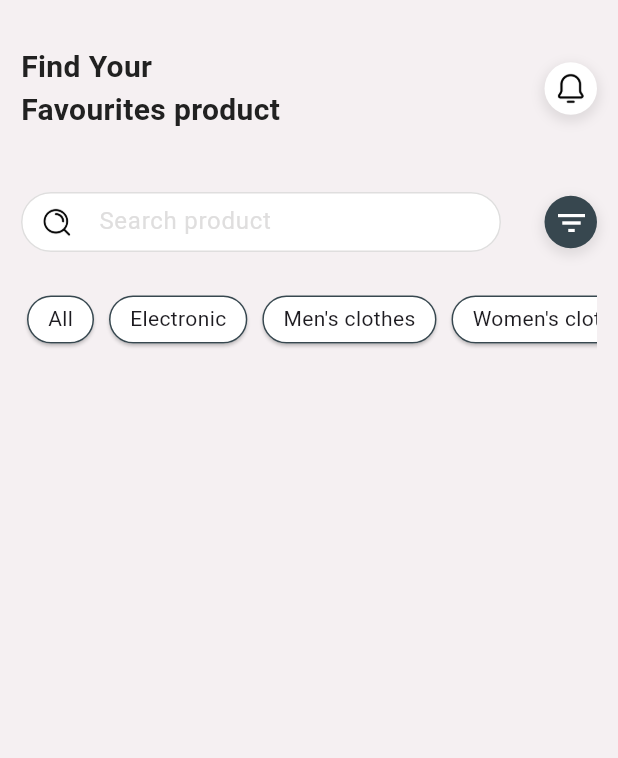
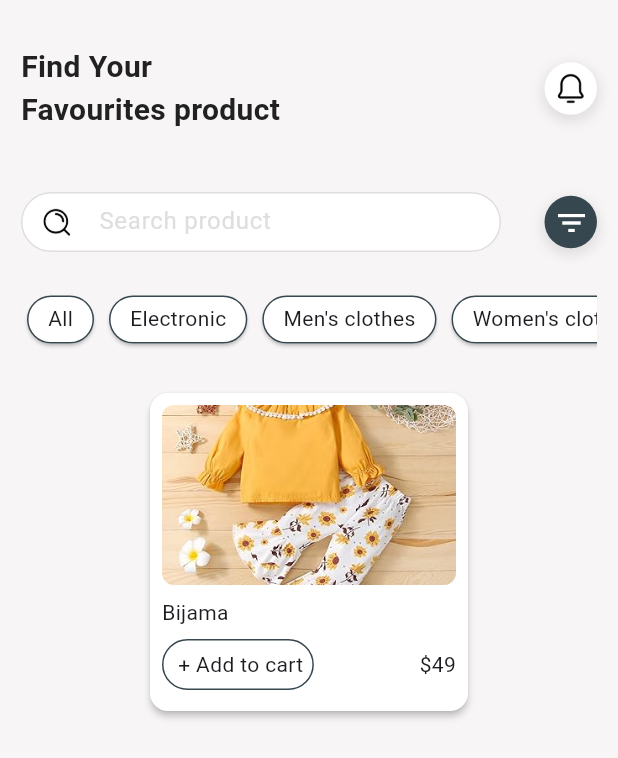
Before and after one commit to hanahatem1/store_app, a Flutter app: the screen it shows after launch, on a phone screen of 412 x 824 dp. Shown: the top 758 px of the screen. Run offline on Flutter 3.47's test engine with Material 3 defaults, Android fonts, the phone set to English and light mode, and no system bars.

Commit message:
add card of gridview

```diff
--- a/lib/constant/app_colors.dart
+++ b/lib/constant/app_colors.dart
@@ -6,8 +6,7 @@ class AppColors {
   static const Color secondryColor = Color(0xff009688);
   static const Color textColor = Color(0xff212121);
   static const Color cardColor = Color(0xffFFFFFF);
-  static const Color backGroundColor = Color.fromARGB(255, 245, 240, 242);
-    static const Color greyColor = Color.fromARGB(255, 223, 222, 222);
-
+  static const Color backGroundColor = Color.fromARGB(255, 247, 245, 246);
+  static const Color greyColor = Color.fromARGB(255, 223, 222, 222);
 
 }
--- a/lib/features/home/views/home_page.dart
+++ b/lib/features/home/views/home_page.dart
@@ -12,35 +12,112 @@ class HomePage extends StatelessWidget {
     return Scaffold(
       backgroundColor: AppColors.backGroundColor,
       body: Padding(
-        padding: const EdgeInsets.symmetric(horizontal: 14,vertical: 30),
+        padding: const EdgeInsets.symmetric(horizontal: 14, vertical: 30),
         child: Column(
           children: [
             Row(
               mainAxisAlignment: MainAxisAlignment.spaceBetween,
               children: [
-               const Column(
+                const Column(
                   crossAxisAlignment: CrossAxisAlignment.start,
                   children: [
-                    Text('Find Your',style: TextStyle(fontSize: 20,color: AppColors.textColor,fontWeight: FontWeight.bold),),
-                    Text('Favourites product',style: TextStyle(fontSize: 20,color: AppColors.textColor,fontWeight: FontWeight.bold),),
+                    Text(
+                      'Find Your',
+                      style: TextStyle(
+                          fontSize: 20,
+                          color: AppColors.textColor,
+                          fontWeight: FontWeight.bold),
+                    ),
+                    Text(
+                      'Favourites product',
+                      style: TextStyle(
+                          fontSize: 20,
+                          color: AppColors.textColor,
+                          fontWeight: FontWeight.bold),
+                    ),
                   ],
                 ),
                 CustomCircleContainer(
                   color: AppColors.cardColor,
-                   child: Image.asset('assets/images/proicons_bell.png'),
-                   )
+                  child: Image.asset('assets/images/proicons_bell.png'),
+                )
               ],
             ),
-            const SizedBox(height: 40,),
+            const SizedBox(
+              height: 40,
+            ),
             const Row(
               mainAxisAlignment: MainAxisAlignment.spaceBetween,
               children: [
                 CustomSearchBar(),
-                CustomCircleContainer(color: AppColors.primaryColor, child: Icon(Icons.filter_list,color: AppColors.cardColor,))
+                CustomCircleContainer(
+                    color: AppColors.primaryColor,
+                    child: Icon(
+                      Icons.filter_list,
+                      color: AppColors.cardColor,
+                    ))
               ],
             ),
-            const SizedBox(height: 25,),
-            const ListViewCategories()
+            const SizedBox(
+              height: 25,
+            ),
+            const ListViewCategories(),
+            const SizedBox(
+              height: 25,
+            ),
+            SizedBox(
+              height: 220,
+              width: 220,
+              child: Card(
+                elevation: 2,
+                color: AppColors.cardColor,
+                child: Padding(
+                  padding: const EdgeInsets.all(8),
+                  child: Column(
+                    crossAxisAlignment: CrossAxisAlignment.start,
+                    children: [
+                      ClipRRect(
+                        borderRadius: BorderRadius.circular(8),
+                        child: Image.asset(
+                          'assets/images/b.jpg',
+                          height: 120,
+                          width: double.infinity,
+                          fit: BoxFit.cover,
+                        ),
+                      ),
+                      const SizedBox(
+                        height: 8,
+                      ),
+                      const Row(
+                        mainAxisAlignment: MainAxisAlignment.start,
+                        children: [
+                          Text('Bijama'),
+                        ],
+                      ),
+                      const SizedBox(
+                        height: 8,
+                      ),
+                      Row(
+                        mainAxisAlignment: MainAxisAlignment.spaceBetween,
+                        children: [
+                          Container(
+                            decoration: BoxDecoration(
+                                borderRadius: BorderRadius.circular(24),
+                                border:
+                                    Border.all(color: AppColors.primaryColor)),
+                            child: const Padding(
+                              padding: EdgeInsets.all(6),
+                              child: Text(' + Add to cart'),
+                            ),
+                          ),
+                          const Text('\$49')
+                        ],
+                      )
+                    ],
+                  ),
+                ),
+              ),
+            )
           ],
         ),
       ),
--- a/lib/features/home/widgets/custom_search_bar.dart
+++ b/lib/features/home/widgets/custom_search_bar.dart
@@ -10,7 +10,7 @@ class CustomSearchBar extends StatelessWidget {
       height: 40,
       width: 320,
       child: TextField(
-        cursorColor: AppColors.secondryColor,
+        cursorColor: AppColors.greyColor,
         decoration: InputDecoration(
             hintText: 'Search product',
             hintStyle:const TextStyle(color: AppColors.greyColor),
```
Also changed, not shown: assets/images/b.jpg (added), assets/images/c.jpg (added).
